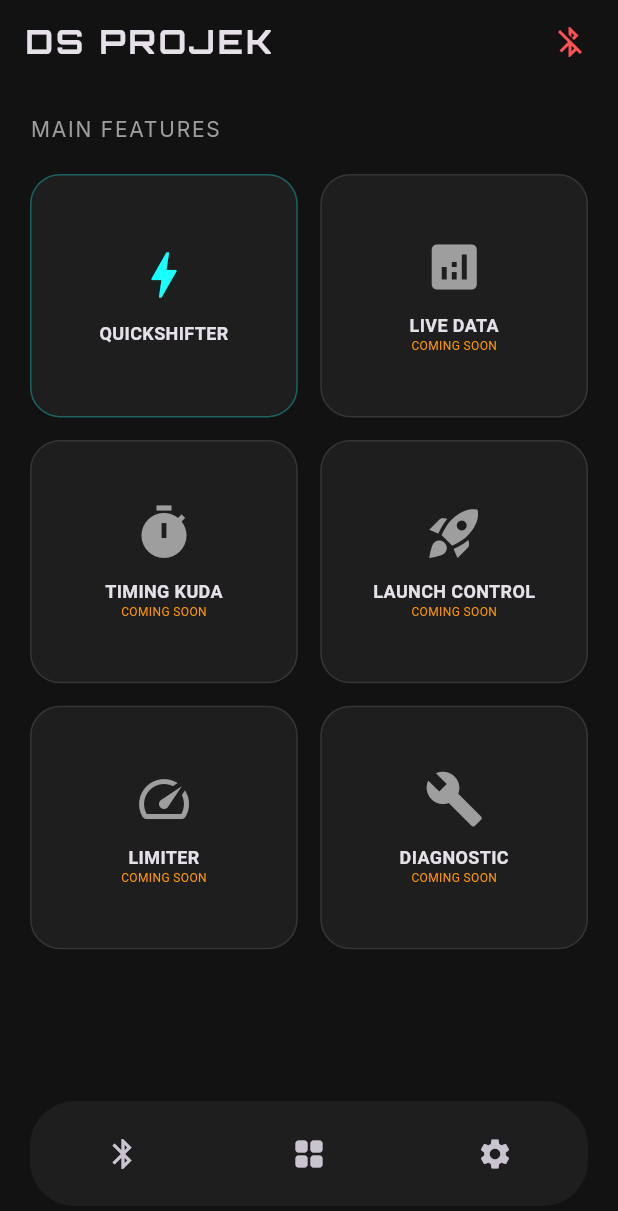
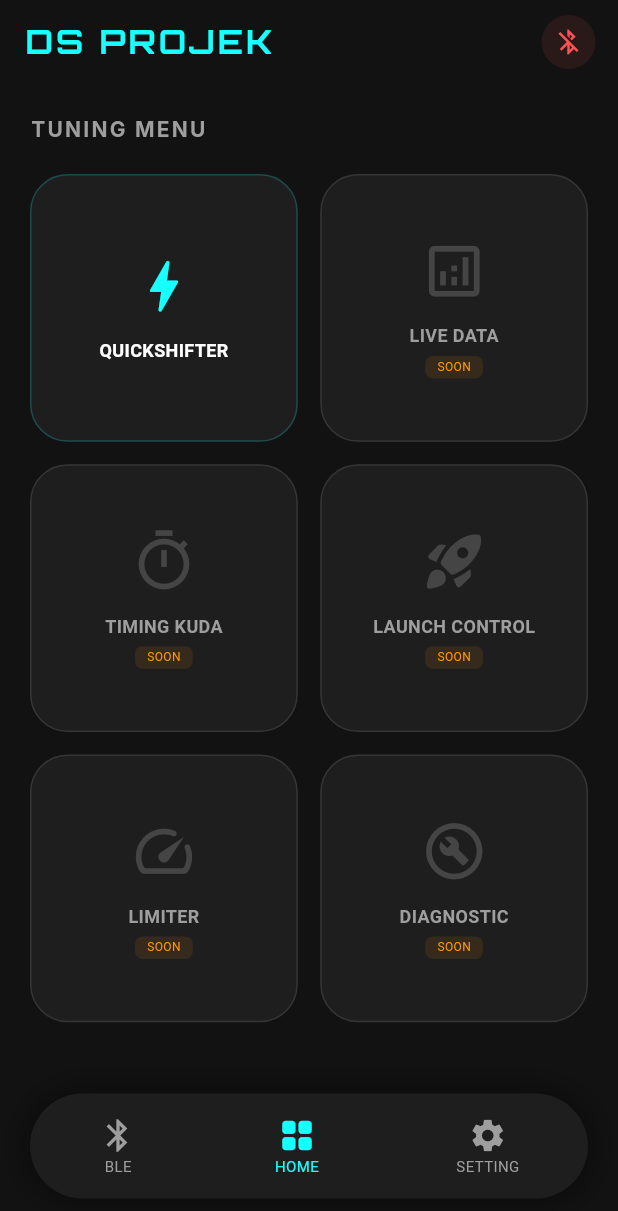
Before and after one commit to Dhans62/build-apk, a Flutter app: the screen it shows after launch, on a phone screen of 412 x 824 dp. Shown: the top 1211 px of the screen. Run offline on Flutter 3.47's test engine with Material 3 defaults, Android fonts, the light colour scheme and no system bars; our stand-ins replace flutter_blue_plus, google_fonts.

Commit message:
Update main.dart

```diff
--- a/lib/main.dart
+++ b/lib/main.dart
@@ -12,8 +12,9 @@ class DsProjekApp extends StatelessWidget {
     return MaterialApp(
       debugShowCheckedModeBanner: false,
       theme: ThemeData.dark().copyWith(
-        scaffoldBackgroundColor: const Color(0xFF121212), // Hitam Soft
+        scaffoldBackgroundColor: const Color(0xFF121212), // Hitam Soft sesuai permintaan
         primaryColor: Colors.cyanAccent,
+        colorScheme: const ColorScheme.dark(primary: Colors.cyanAccent),
       ),
       home: const MainMenu(),
     );
@@ -27,17 +28,18 @@ class MainMenu extends StatefulWidget {
 }
 
 class _MainMenuState extends State<MainMenu> {
-  int _selectedIndex = 1;
+  int _selectedIndex = 1; // Default di Home
   BluetoothDevice? connectedDevice;
   bool isConnected = false;
 
+  // Struktur Fitur sesuai coretan gambar
   final List<Map<String, dynamic>> features = [
-    {'title': 'QUICKSHIFTER', 'icon': Icons.bolt, 'active': true},
-    {'title': 'LIVE DATA', 'icon': Icons.analytics, 'active': false},
-    {'title': 'TIMING KUDA', 'icon': Icons.timer, 'active': false},
-    {'title': 'LAUNCH CONTROL', 'icon': Icons.rocket_launch, 'active': false},
-    {'title': 'LIMITER', 'icon': Icons.speed, 'active': false},
-    {'title': 'DIAGNOSTIC', 'icon': Icons.build, 'active': false},
+    {'title': 'QUICKSHIFTER', 'icon': Icons.bolt_rounded, 'active': true},
+    {'title': 'LIVE DATA', 'icon': Icons.analytics_outlined, 'active': false},
+    {'title': 'TIMING KUDA', 'icon': Icons.timer_outlined, 'active': false},
+    {'title': 'LAUNCH CONTROL', 'icon': Icons.rocket_launch_rounded, 'active': false},
+    {'title': 'LIMITER', 'icon': Icons.speed_rounded, 'active': false},
+    {'title': 'DIAGNOSTIC', 'icon': Icons.build_circle_outlined, 'active': false},
   ];
 
   @override
@@ -46,37 +48,56 @@ class _MainMenuState extends State<MainMenu> {
       appBar: AppBar(
         backgroundColor: Colors.transparent,
         elevation: 0,
-        title: Text("DS PROJEK", style: GoogleFonts.orbitron(letterSpacing: 2, fontWeight: FontWeight.bold)),
+        title: Text("DS PROJEK",
+          style: GoogleFonts.orbitron(letterSpacing: 2, fontWeight: FontWeight.bold, color: Colors.cyanAccent)),
         actions: [
-          Icon(isConnected ? Icons.bluetooth_connected : Icons.bluetooth_disabled,
-               color: isConnected ? Colors.cyanAccent : Colors.redAccent),
-          const SizedBox(width: 20),
+          // Status Koneksi BLE di Pojok Kanan Atas
+          Container(
+            margin: const EdgeInsets.only(right: 15),
+            padding: const EdgeInsets.all(8),
+            decoration: BoxDecoration(
+              color: isConnected ? Colors.cyanAccent.withOpacity(0.1) : Colors.redAccent.withOpacity(0.1),
+              shape: BoxShape.circle,
+            ),
+            child: Icon(
+              isConnected ? Icons.bluetooth_connected : Icons.bluetooth_disabled,
+              color: isConnected ? Colors.cyanAccent : Colors.redAccent,
+              size: 20,
+            ),
+          ),
         ],
       ),
-      body: _buildPage(),
+      body: IndexedStack(
+        index: _selectedIndex,
+        children: [
+          _buildBlePage(),      // Index 0: BLE Connection
+          _buildDashboard(),    // Index 1: Home
+          _buildSettingsPage(), // Index 2: Settings
+        ],
+      ),
       bottomNavigationBar: _buildBottomNav(),
     );
   }
 
-  Widget _buildPage() {
-    if (_selectedIndex == 0) return _buildBlePage();
-    if (_selectedIndex == 1) return _buildDashboard();
-    return const Center(child: Text("Settings Coming Soon"));
-  }
-
+  // HALAMAN UTAMA (DASHBOARD 2 KOLOM)
   Widget _buildDashboard() {
     return SingleChildScrollView(
+      physics: const BouncingScrollPhysics(),
       padding: const EdgeInsets.all(20),
       child: Column(
         crossAxisAlignment: CrossAxisAlignment.start,
         children: [
-          Text("MAIN FEATURES", style: GoogleFonts.inter(color: Colors.grey, letterSpacing: 1.2)),
+          Text("TUNING MENU",
+            style: GoogleFonts.inter(color: Colors.grey, fontWeight: FontWeight.bold, letterSpacing: 1.5)),
           const SizedBox(height: 20),
           GridView.builder(
             shrinkWrap: true,
             physics: const NeverScrollableScrollPhysics(),
             gridDelegate: const SliverGridDelegateWithFixedCrossAxisCount(
-              crossAxisCount: 2, crossAxisSpacing: 15, mainAxisSpacing: 15, childAspectRatio: 1.1,
+              crossAxisCount: 2,
+              crossAxisSpacing: 15,
+              mainAxisSpacing: 15,
+              childAspectRatio: 1.0,
             ),
             itemCount: features.length,
             itemBuilder: (context, index) {
@@ -93,77 +114,126 @@ class _MainMenuState extends State<MainMenu> {
     return GestureDetector(
       onTap: () {
         if (active) {
-          Navigator.push(context, MaterialPageRoute(builder: (context) => QsDetailScreen(device: connectedDevice)));
+          Navigator.push(context, MaterialPageRoute(
+            builder: (context) => QsDetailScreen(device: connectedDevice)));
         } else {
-          ScaffoldMessenger.of(context).showSnackBar(SnackBar(content: Text("${data['title']} Coming Soon!")));
+          ScaffoldMessenger.of(context).showSnackBar(
+            SnackBar(content: Text("${data['title']} is Coming Soon!",
+            style: const TextStyle(color: Colors.white)), backgroundColor: Colors.black87));
         }
       },
       child: Container(
         decoration: BoxDecoration(
-          color: const Color(0xFF1E1E1E),
-          borderRadius: BorderRadius.circular(20),
-          border: Border.all(color: active ? Colors.cyanAccent.withOpacity(0.3) : Colors.white10),
+          color: const Color(0xFF1E1E1E), // Grey Soft
+          borderRadius: BorderRadius.circular(25),
+          border: Border.all(color: active ? Colors.cyanAccent.withOpacity(0.2) : Colors.white10),
         ),
         child: Column(
           mainAxisAlignment: MainAxisAlignment.center,
           children: [
-            Icon(data['icon'], size: 40, color: active ? Colors.cyanAccent : Colors.grey),
-            const SizedBox(height: 10),
-            Text(data['title'], style: const TextStyle(fontSize: 12, fontWeight: FontWeight.bold)),
-            if (!active) const Text("COMING SOON", style: TextStyle(fontSize: 8, color: Colors.orange)),
+            Icon(data['icon'], size: 45, color: active ? Colors.cyanAccent : Colors.grey.withOpacity(0.3)),
+            const SizedBox(height: 12),
+            Text(data['title'],
+              style: TextStyle(fontSize: 12, fontWeight: FontWeight.bold,
+              color: active ? Colors.white : Colors.grey)),
+            if (!active)
+              Container(
+                margin: const EdgeInsets.only(top: 5),
+                padding: const EdgeInsets.symmetric(horizontal: 8, vertical: 2),
+                decoration: BoxDecoration(color: Colors.orange.withOpacity(0.1), borderRadius: BorderRadius.circular(5)),
+                child: const Text("SOON", style: TextStyle(fontSize: 8, color: Colors.orange)),
+              ),
           ],
         ),
       ),
     );
   }
 
+  // HALAMAN BLE (MANUAL SCAN)
   Widget _buildBlePage() {
-    return StreamBuilder<List<ScanResult>>(
+    return Column(
+      children: [
+        const SizedBox(height: 20),
+        ElevatedButton.icon(
+          icon: const Icon(Icons.search),
+          label: const Text("SCAN FOR ECU"),
+          onPressed: () => FlutterBluePlus.startScan(timeout: const Duration(seconds: 5)),
+          style: ElevatedButton.styleFrom(backgroundColor: Colors.cyanAccent, foregroundColor: Colors.black),
+        ),
+        Expanded(
+          child: StreamBuilder<List<ScanResult>>(
             stream: FlutterBluePlus.scanResults,
-      initialData: const [],
-      builder: (c, snapshot) => Column(
-        children: [
-          ElevatedButton(onPressed: () => FlutterBluePlus.startScan(timeout: const Duration(seconds: 4)), child: const Text("Manual Scan")),
-          Expanded(
-            child: ListView(
-              children: snapshot.data!.map((r) => ListTile(
-                title: Text(r.device.platformName.isEmpty ? "Unknown ECU" : r.device.platformName),
-                subtitle: Text(r.device.remoteId.toString()),
-                trailing: ElevatedButton(
+            builder: (c, snapshot) {
+              final results = snapshot.data ?? [];
+              return ListView.builder(
+                itemCount: results.length,
+                itemBuilder: (context, i) {
+                  final dev = results[i].device;
+                  return ListTile(
+                    title: Text(dev.platformName.isEmpty ? "Unknown Device" : dev.platformName),
+                    subtitle: Text(dev.remoteId.toString()),
+                    trailing: TextButton(
+                      child: const Text("CONNECT"),
                       onPressed: () async {
-                    await r.device.connect();
-                    setState(() { connectedDevice = r.device; isConnected = true; });
+                        await dev.connect();
+                        setState(() { connectedDevice = dev; isConnected = true; _selectedIndex = 1; });
                       },
-                  child: const Text("Connect")
                     ),
-              )).toList(),
+                  );
+                },
+              );
+            },
           ),
         ),
+      ],
+    );
+  }
+
+  Widget _buildSettingsPage() => const Center(child: Text("App Settings Coming Soon"));
+
+  // BOTTOM NAVIGATION (STYLE CUSTOM)
+  Widget _buildBottomNav() {
+    return Container(
+      margin: const EdgeInsets.fromLTRB(20, 0, 20, 25),
+      height: 70,
+      decoration: BoxDecoration(
+        color: const Color(0xFF1E1E1E),
+        borderRadius: BorderRadius.circular(35),
+        boxShadow: [BoxShadow(color: Colors.black.withOpacity(0.5), blurRadius: 20)],
+      ),
+      child: Row(
+        mainAxisAlignment: MainAxisAlignment.spaceAround,
+        children: [
+          _navItem(Icons.bluetooth, 0, "BLE"),
+          _navItem(Icons.grid_view_rounded, 1, "HOME"),
+          _navItem(Icons.settings, 2, "SETTING"),
         ],
       ),
     );
   }
 
-  Widget _buildBottomNav() {
-    return Container(
-      margin: const EdgeInsets.all(20), height: 70,
-      decoration: BoxDecoration(color: const Color(0xFF1E1E1E), borderRadius: BorderRadius.circular(30)),
-      child: Row(
-        mainAxisAlignment: MainAxisAlignment.spaceAround,
+  Widget _navItem(IconData icon, int index, String label) {
+    bool isSel = _selectedIndex == index;
+    return GestureDetector(
+      onTap: () => setState(() => _selectedIndex = index),
+      child: Column(
+        mainAxisAlignment: MainAxisAlignment.center,
         children: [
-          IconButton(icon: const Icon(Icons.bluetooth), onPressed: () => setState(() => _selectedIndex = 0)),
-          IconButton(icon: const Icon(Icons.grid_view_rounded), onPressed: () => setState(() => _selectedIndex = 1)),
-          IconButton(icon: const Icon(Icons.settings), onPressed: () => setState(() => _selectedIndex = 2)),
+          Icon(icon, color: isSel ? Colors.cyanAccent : Colors.grey, size: 26),
+          Text(label, style: TextStyle(color: isSel ? Colors.cyanAccent : Colors.grey, fontSize: 10)),
         ],
       ),
     );
   }
 }
 
+// ==========================================
 // HALAMAN DETAIL QUICKSHIFTER
+// ==========================================
 class QsDetailScreen extends StatefulWidget {
   final BluetoothDevice? device;
   const QsDetailScreen({super.key, this.device});
+
   @override
   State<QsDetailScreen> createState() => _QsDetailScreenState();
 }
@@ -173,41 +243,75 @@ class _QsDetailScreenState extends State<QsDetailScreen> {
   String mode = "Standard";
   bool isOn = true;
 
-  void sendData() async {
-    if (widget.device == null) return;
+  // FUNGSI SINKRONISASI DATA KE ESP32 (SESUAI LOGIKA PARSING KAMU)
+  void sendConfigToEcu() async {
+    if (widget.device == null) {
+      ScaffoldMessenger.of(context).showSnackBar(const SnackBar(content: Text("ECU Not Connected!")));
+      return;
+    }
+
+    try {
       List<BluetoothService> services = await widget.device!.discoverServices();
       for (var service in services) {
-      for (var characteristic in service.characteristics) {
-        if (characteristic.properties.write) {
-          String payload = "QS:${isOn ? 1 : 0},MODE:$mode,VAL:${cutOffValue.toInt()}";
-          await characteristic.write(utf8.encode(payload));
+        // UUID Service ESP32 kamu
+        if (service.uuid.toString() == "4fafc201-1fb5-459e-8fcc-c5c9c331914b") {
+          for (var char in service.characteristics) {
+            // UUID Characteristic ESP32 kamu
+            if (char.uuid.toString() == "beb5483e-36e1-4688-b7f5-ea07361b26a8") {
+
+              // 1. Kirim Status Power (QSE1 / QSE0)
+              await char.write(utf8.encode("QSE${isOn ? 1 : 0}"));
+              await Future.delayed(const Duration(milliseconds: 150));
+
+              // 2. Kirim Nilai Cut Time (QSC75 / QSC40)
+              await char.write(utf8.encode("QSC${cutOffValue.toInt()}"));
+
+              ScaffoldMessenger.of(context).showSnackBar(
+                const SnackBar(content: Text("Successfully Saved to ECU!"), backgroundColor: Colors.cyan),
+              );
             }
           }
+        }
+      }
+    } catch (e) {
+      ScaffoldMessenger.of(context).showSnackBar(SnackBar(content: Text("Error: $e")));
     }
   }
 
   @override
   Widget build(BuildContext context) {
     return Scaffold(
-      appBar: AppBar(title: const Text("QS CONFIG")),
+      appBar: AppBar(title: const Text("QS CONFIGURATION"), backgroundColor: Colors.transparent),
       body: Padding(
-        padding: const EdgeInsets.all(25),
+        padding: const EdgeInsets.symmetric(horizontal: 30, vertical: 20),
         child: Column(
           children: [
-            Row(
+            // ON OFF SWITCH
+            Container(
+              padding: const EdgeInsets.all(15),
+              decoration: BoxDecoration(color: Colors.white.withOpacity(0.05), borderRadius: BorderRadius.circular(20)),
+              child: Row(
                 mainAxisAlignment: MainAxisAlignment.spaceBetween,
                 children: [
-                const Text("Power Status", style: TextStyle(fontSize: 18)),
-                Switch(value: isOn, activeColor: Colors.cyanAccent, onChanged: (v) => setState(() => isOn = v)),
+                  const Text("Quickshifter System", style: TextStyle(fontSize: 16, fontWeight: FontWeight.bold)),
+                  Switch(
+                    value: isOn,
+                    activeColor: Colors.cyanAccent,
+                    onChanged: (v) => setState(() => isOn = v)
+                  ),
                 ],
               ),
+            ),
             const SizedBox(height: 30),
-            // Mode Selector
+
+            // MODE SELECTOR
             Row(
               mainAxisAlignment: MainAxisAlignment.spaceAround,
               children: ['Racing', 'Standard', 'Custom'].map((m) {
+                bool isSelected = mode == m;
                 return ChoiceChip(
-                  label: Text(m), selected: mode == m,
+                  label: Text(m),
+                  selected: isSelected,
                   onSelected: (s) => setState(() {
                     mode = m;
                     if (m == 'Racing') cutOffValue = 40;
@@ -216,19 +320,41 @@ class _QsDetailScreenState extends State<QsDetailScreen> {
                 );
               }).toList(),
             ),
-            const SizedBox(height: 50),
-            Text("${cutOffValue.toInt()} ms", style: GoogleFonts.orbitron(fontSize: 50, color: Colors.cyanAccent)),
+
+            const SizedBox(height: 60),
+
+            // DISPLAY ANGKA BULAT
+            Text("${cutOffValue.toInt()}",
+              style: GoogleFonts.orbitron(fontSize: 90, fontWeight: FontWeight.bold, color: Colors.cyanAccent)),
+            const Text("MILLISECONDS", style: TextStyle(letterSpacing: 4, color: Colors.grey)),
+
+            const SizedBox(height: 40),
+
+            // SLIDER (HANYA AKTIF JIKA CUSTOM)
             Slider(
-              value: cutOffValue, min: 30, max: 150, divisions: 120,
+              value: cutOffValue,
+              min: 30, max: 150,
+              divisions: 120,
               activeColor: Colors.cyanAccent,
               onChanged: mode == 'Custom' ? (v) => setState(() => cutOffValue = v) : null,
             ),
+            Text(mode == 'Custom' ? "Slide to adjust value" : "Mode $mode is locked",
+              style: const TextStyle(fontSize: 10, color: Colors.grey)),
+
             const Spacer(),
+
+            // TOMBOL SAVE
             ElevatedButton(
-              style: ElevatedButton.styleFrom(backgroundColor: Colors.cyanAccent, minimumSize: const Size(double.infinity, 60)),
-              onPressed: sendData,
-              child: const Text("SAVE TO ECU", style: TextStyle(color: Colors.black, fontWeight: FontWeight.bold)),
+              style: ElevatedButton.styleFrom(
+                backgroundColor: Colors.cyanAccent,
+                minimumSize: const Size(double.infinity, 60),
+                shape: RoundedRectangleBorder(borderRadius: BorderRadius.circular(20)),
               ),
+              onPressed: sendConfigToEcu,
+              child: const Text("SAVE TO ECU",
+                style: TextStyle(color: Colors.black, fontWeight: FontWeight.bold, fontSize: 18)),
+            ),
+            const SizedBox(height: 20),
           ],
         ),
       ),
```
Lines whose indentation alone changed are shown as unchanged.
